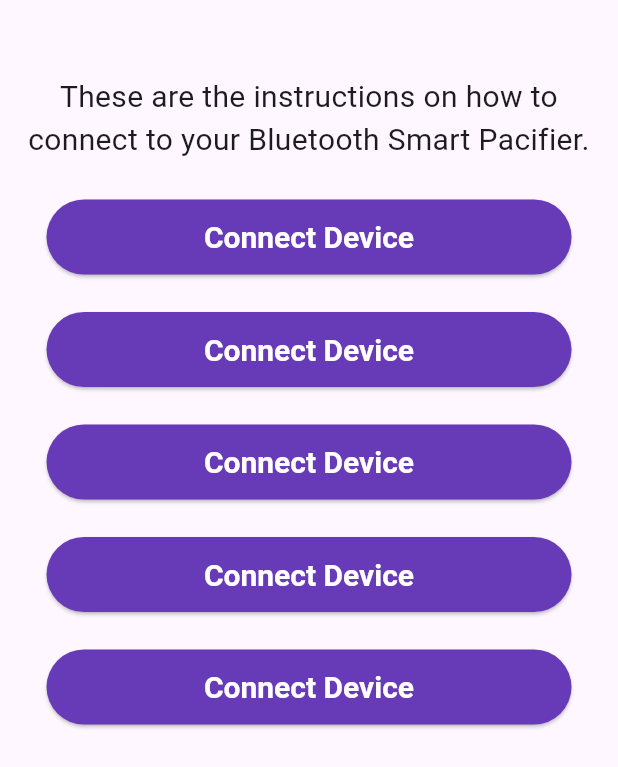
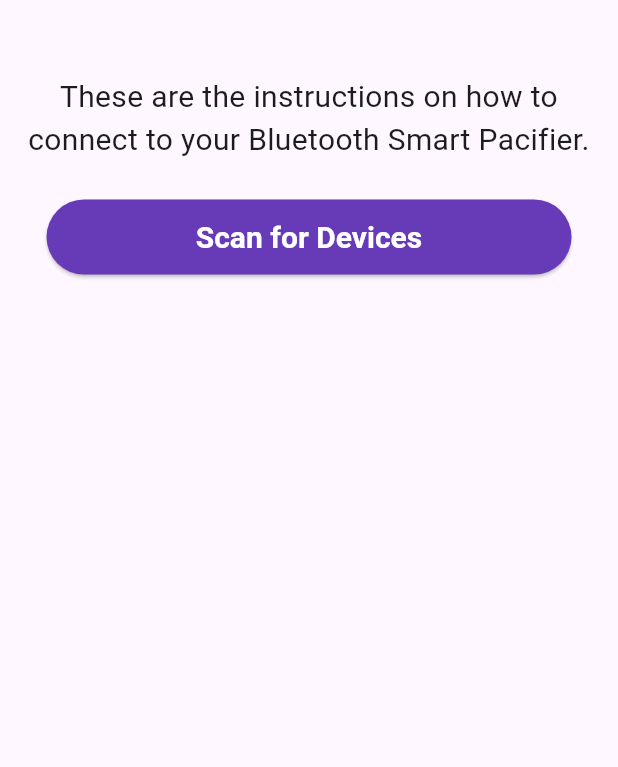
Before and after one commit to hstrey/SmartPacifier, a Flutter app: the Bluetooth screen opened directly, on a phone screen of 412 x 824 dp. Shown: the top 767 px of the screen. Run offline on Flutter 3.47's test engine with Material 3 defaults, Android fonts, the phone set to English and light mode, and no system bars; our stand-ins replace syncfusion_flutter_charts; missing offline and left inert: flutter_reactive_ble.

Commit message:
Added connection to devices and battery life display data

```diff
--- a/lib/nav_bar.dart
+++ b/lib/nav_bar.dart
@@ -2,6 +2,8 @@ import 'package:flutter/material.dart';
 import 'package:smart_pacifier/pages/bluetooth.dart';
 import 'package:smart_pacifier/pages/battery_life.dart';
 import 'package:smart_pacifier/pages/metrics.dart';
+import 'package:smart_pacifier/services/device.dart';
+
 
 class NavBar extends StatefulWidget {
   int initialIndex = 1;
@@ -13,12 +15,13 @@ class NavBar extends StatefulWidget {
 
 class _NavBarState extends State<NavBar> {
   int _currentIndex = 1;
+
+
+
   final List<Widget> _children = [
     const Bluetooth(),
     const Metrics(),
-    const BatteryLife(
-      device: ,
-    ),
+    BatteryLife(device: BLEDevice.displayedDevice),
   ];
 
   final List<String> _titles = [
--- a/lib/pages/bluetooth.dart
+++ b/lib/pages/bluetooth.dart
@@ -1,4 +1,6 @@
 import 'package:flutter/material.dart';
+import 'package:smart_pacifier/services/device.dart';
+import 'package:smart_pacifier/services/ble_helper.dart';
 
 class Bluetooth extends StatefulWidget {
   const Bluetooth({super.key});
@@ -8,16 +10,24 @@ class Bluetooth extends StatefulWidget {
 }
 
 class _BluetoothState extends State<Bluetooth> {
-  String buttonName = 'Connect Device';
+  List<ConnectionButton> scannedDevices = [];
+
+  @override
+  void initState() {
+    super.initState();
+    for(BLEDevice device in BLEDevice.currentDevices){
+      scannedDevices.add(ConnectionButton(device: device));
+    }
+  }
 
   @override
   Widget build(BuildContext context) {
-    return const Scaffold(
+    return Scaffold(
       body: Wrap(
         runSpacing: 25.0,
         alignment: WrapAlignment.center,
         children: <Widget>[
-          Padding(
+          const Padding(
             padding: EdgeInsets.only(top: 50.0, left: 10.0, right: 10.0),
             child: Text(
               "These are the instructions on how to connect to your Bluetooth Smart Pacifier.",
@@ -27,11 +37,24 @@ class _BluetoothState extends State<Bluetooth> {
               ),
             ),
           ),
-          ConnectionButton(),
-          ConnectionButton(),
-          ConnectionButton(),
-          ConnectionButton(),
-          ConnectionButton(),
+          ElevatedButton(
+            style: ElevatedButton.styleFrom(
+                fixedSize: const Size(350, 50),
+                textStyle: const TextStyle(fontSize: 20, fontWeight: FontWeight.bold),
+                foregroundColor: Colors.white,
+                backgroundColor: Colors.deepPurple,
+                shape: const StadiumBorder()),
+            child: const Text("Scan for Devices"),
+            onPressed: () {
+              setState(() {
+                showDialog(
+                  context: context,
+                  builder: (BuildContext context) => _buildPopup(context)
+                );
+            },);
+            },
+          ),
+          for(ConnectionButton button in scannedDevices) button,
         ],
       ),
     );
@@ -39,7 +62,9 @@ class _BluetoothState extends State<Bluetooth> {
 }
 
 class ConnectionButton extends StatefulWidget {
-  const ConnectionButton({Key? key}) : super(key: key);
+  final BLEDevice device;
+
+  const ConnectionButton({required this.device, Key? key}) : super(key: key);
 
   @override
   State<ConnectionButton> createState() => _ConnectionButtonState();
@@ -47,8 +72,7 @@ class ConnectionButton extends StatefulWidget {
 
 class _ConnectionButtonState extends State<ConnectionButton> {
   String buttonName = 'Connect Device';
-  bool buttonA = false;
-  bool buttonB = false;
+  bool connected = false;
 
   @override
   Widget build(BuildContext context) {
@@ -59,13 +83,46 @@ class _ConnectionButtonState extends State<ConnectionButton> {
           foregroundColor: Colors.white,
           backgroundColor: Colors.deepPurple,
           shape: const StadiumBorder()),
-      child: buttonB ? const Text("Connected") : const Text("Connect Device"),
+      child: connected ? const Text("Connected") : const Text("Connect Device"),
       onPressed: () {
         setState(() {
-          buttonA = !buttonA;
-          buttonB = !buttonB;
+          connected = !connected;
+          connected ? BLEDevice.displayedDevice = widget.device : BLEDevice.displayedDevice = null;
         });
       },
     );
   }
 }
+
+Dialog _buildPopup(BuildContext context) {
+  return Dialog(
+    elevation: 16,
+    child: ListView(padding: const EdgeInsets.all(15), shrinkWrap: true, children: [
+      const SizedBox(
+        height: 50,
+        child: Text('Available Devices'),
+      ),
+      _popupItem(context),
+      const SizedBox(height: 20)
+    ]),
+  );
+}
+
+Widget _popupItem(BuildContext context) {
+  List<SizedBox> popupDisplay = [];
+  List<BLEDevice> devices = [];
+
+  for (int i = 0; i < devices.length; i++) {
+    popupDisplay.add(SizedBox(
+      height: 50,
+      child: TextButton(
+        child: Text(devices[i].name),
+        onPressed: () async {
+          Navigator.of(context).pop();
+          devices[i].connect();
+        },
+      ),
+    ));
+  }
+  return Column(children: popupDisplay);
+}
--- a/lib/services/device.dart
+++ b/lib/services/device.dart
@@ -17,6 +17,8 @@ class BLEDevice {
       StreamController.broadcast();
 
   static final Set<BLEDevice> currentDevices = {};
+  static BLEDevice? displayedDevice;
+
   static void _addConnectedDevice(BLEDevice device) {
     currentDevices.add(device);
     _streamController.add(currentDevices.toSet());
```
Also changed, not shown: lib/pages/battery_life.dart (+10 -2 lines).
